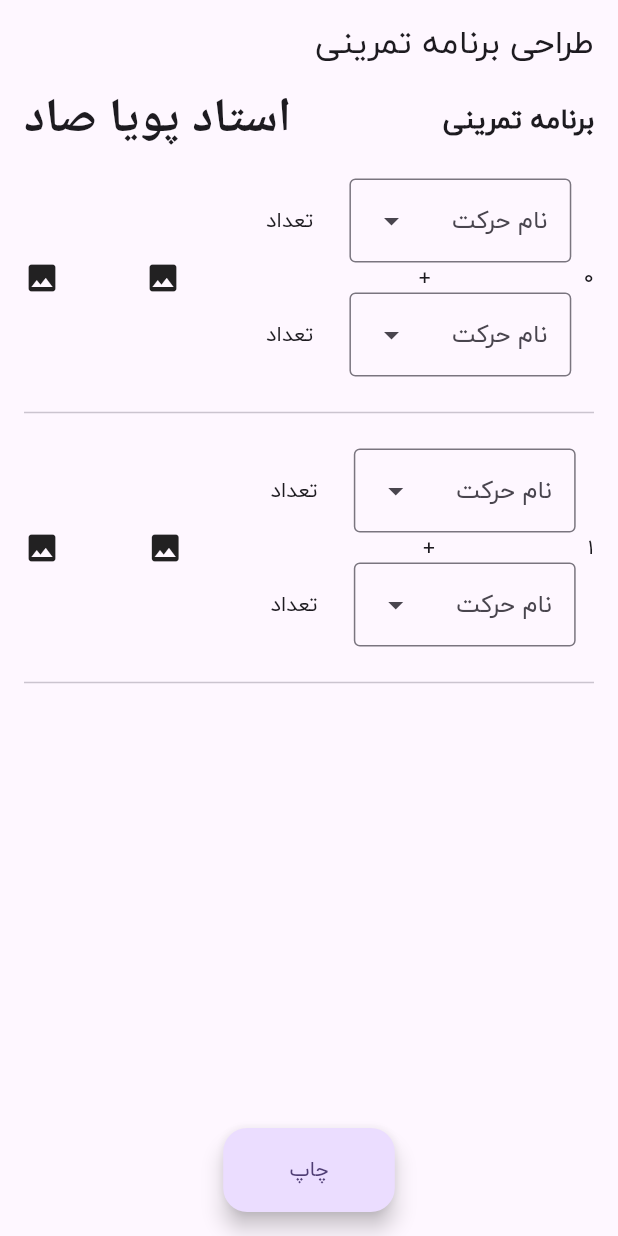
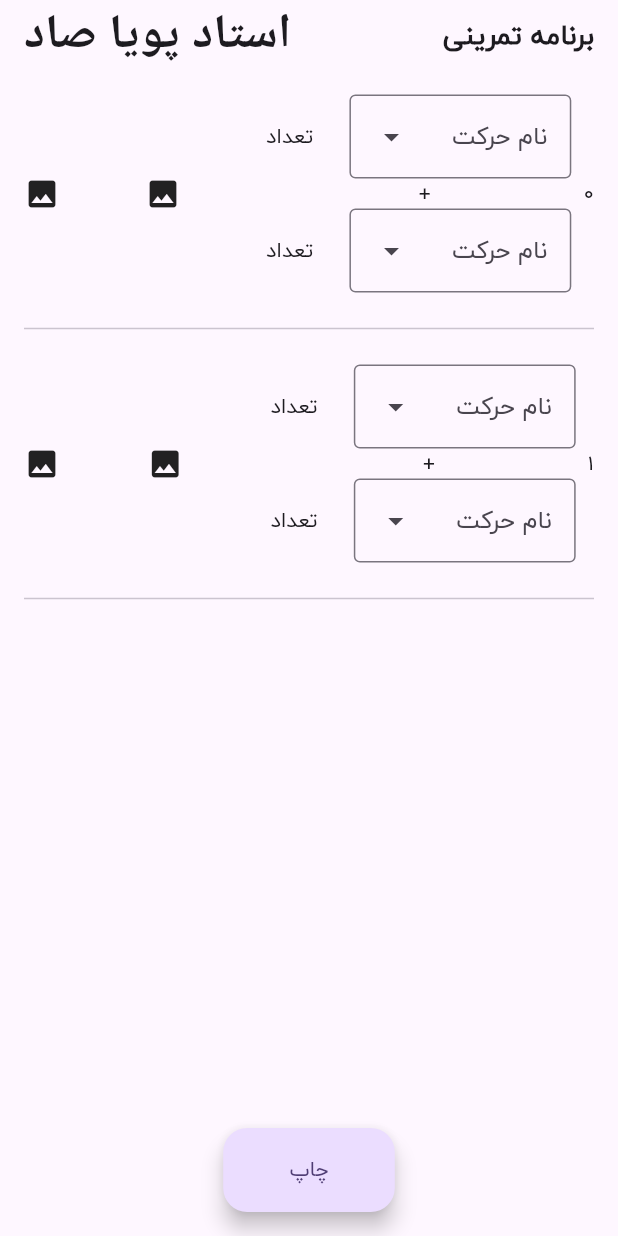
Before and after one commit to MrPouyaSaad/couch, a Flutter app: the screen it shows after launch, on a phone screen of 412 x 824 dp. Run offline on Flutter 3.47's test engine with Material 2 defaults, Android fonts, the phone set to English and light mode, and no system bars; our stand-ins replace get, open_file; Roboto replaces fonts that are missing (Iran-Nastaliq).

Commit message:
remove app bar

```diff
--- a/lib/home/home_screen.dart
+++ b/lib/home/home_screen.dart
@@ -34,10 +34,8 @@ class HomeScreen extends StatelessWidget {
 
   @override
   Widget build(BuildContext context) {
-    return Scaffold(
-      appBar: AppBar(
-        title: const Text('طراحی برنامه تمرینی'),
-      ),
+    return SafeArea(
+      child: Scaffold(
         floatingActionButton: FloatingActionButton.extended(
           onPressed: () async {
             try {
@@ -134,6 +132,7 @@ class HomeScreen extends StatelessWidget {
               );
           },
         ),
+      ),
     );
   }
 }
```
Lines whose indentation alone changed are shown as unchanged.
